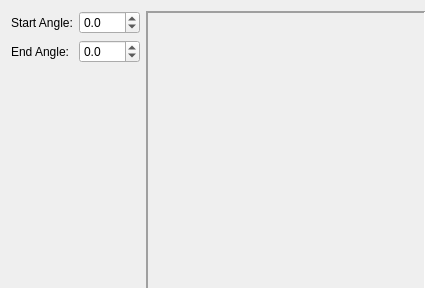
Qt form scribus/ui/arcwidgetbase.ui (scribusproject/scribus) before a commit.
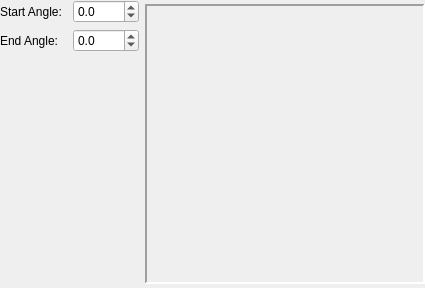
The same form after that commit. Custom widgets are drawn as their Qt base class.

Commit message: #16362: Remove extra margins in preferences dialog

```diff
--- a/scribus/ui/arcwidgetbase.ui
+++ b/scribus/ui/arcwidgetbase.ui
@@ -26,6 +26,18 @@
    <string notr="true">Form</string>
   </property>
   <layout class="QHBoxLayout" name="horizontalLayout">
+   <property name="leftMargin">
+    <number>0</number>
+   </property>
+   <property name="topMargin">
+    <number>0</number>
+   </property>
+   <property name="rightMargin">
+    <number>0</number>
+   </property>
+   <property name="bottomMargin">
+    <number>0</number>
+   </property>
    <item>
     <layout class="QVBoxLayout" name="verticalLayout">
      <item>
```
The commit also changes 4 other files.
